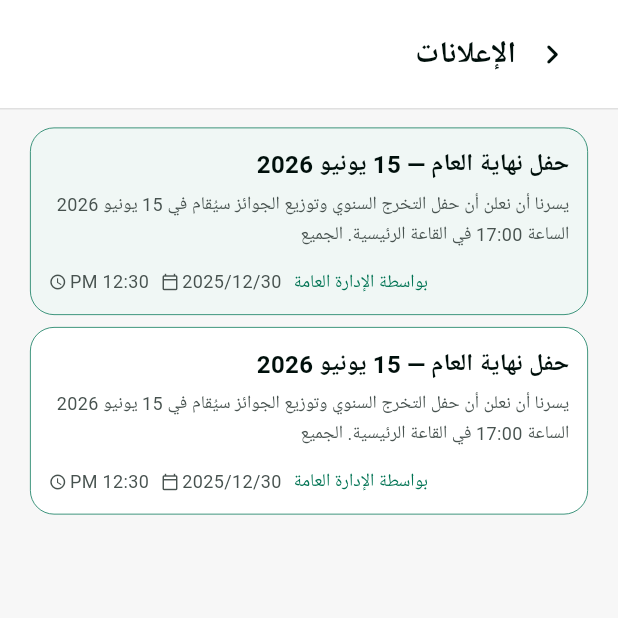
After one commit to alsakniahmad51/school_app, a Flutter app: the AdsPage screen opened directly, on a phone screen of 412 x 824 dp, the top half of it. The commit adds this screen. Run offline on Flutter 3.47's test engine with Material 3 defaults, Android fonts, the phone set to English and light mode, and no system bars; our stand-ins replace dio, flutter_bloc, flutter_lucide, flutter_svg, get_it, phosphor_flutter.

Commit message:
finished ads page

```diff
--- /dev/null
+++ b/lib/features/ads/presentation/pages/ads_page.dart
@@ -0,0 +1,110 @@
+import 'package:flutter/material.dart';
+
+import '../widgets/announcement_card.dart';
+
+class AdsPage extends StatelessWidget {
+  const AdsPage({super.key});
+
+  static const List<AnnouncementCardData> _mockAnnouncements = [
+    AnnouncementCardData(
+      title: 'حفل نهاية العام — 15 يونيو 2026',
+      description:
+          'يسرنا أن نعلن أن حفل التخرج السنوي وتوزيع الجوائز سيُقام في 15 يونيو 2026 الساعة 17:00 في القاعة الرئيسية. الجميع',
+      date: '2025/12/30',
+      time: '12:30 PM',
+      author: 'بواسطة الإدارة العامة',
+      isUnread: true,
+    ),
+    AnnouncementCardData(
+      title: 'حفل نهاية العام — 15 يونيو 2026',
+      description:
+          'يسرنا أن نعلن أن حفل التخرج السنوي وتوزيع الجوائز سيُقام في 15 يونيو 2026 الساعة 17:00 في القاعة الرئيسية. الجميع',
+      date: '2025/12/30',
+      time: '12:30 PM',
+      author: 'بواسطة الإدارة العامة',
+      isUnread: false,
+    ),
+  ];
+
+  @override
+  Widget build(BuildContext context) {
+    return Directionality(
+      textDirection: TextDirection.rtl,
+      child: Scaffold(
+        backgroundColor: const Color(0xFFF7F7F7),
+        body: SafeArea(
+          child: Center(
+            child: ConstrainedBox(
+              constraints: const BoxConstraints(maxWidth: 412),
+              child: Container(
+                width: 412,
+                height: MediaQuery.of(context).size.height,
+                color: const Color(0xFFF7F7F7),
+                child: Column(
+                  children: [
+                    const _AdsHeader(),
+                    Expanded(
+                      child: ListView.separated(
+                        padding: const EdgeInsets.fromLTRB(20, 12, 20, 20),
+                        itemCount: _mockAnnouncements.length,
+                        separatorBuilder: (_, __) => const SizedBox(height: 8),
+                        itemBuilder: (context, index) {
+                          return AnnouncementCard(
+                            data: _mockAnnouncements[index],
+                          );
+                        },
+                      ),
+                    ),
+                  ],
+                ),
+              ),
+            ),
+          ),
+        ),
+      ),
+    );
+  }
+}
+
+class _AdsHeader extends StatelessWidget {
+  const _AdsHeader();
+
+  @override
+  Widget build(BuildContext context) {
+    return Container(
+      width: double.infinity,
+      padding: const EdgeInsets.symmetric(horizontal: 20, vertical: 12),
+      decoration: const BoxDecoration(
+        color: Colors.white,
+        border: Border(bottom: BorderSide(color: Color(0xFFE0E0E0), width: 1)),
+      ),
+      child: Row(
+        textDirection: TextDirection.rtl,
+        children: [
+          IconButton(
+            onPressed: () {
+              Navigator.of(context).maybePop();
+            },
+            icon: const Icon(Icons.chevron_left_rounded, size: 26),
+            padding: EdgeInsets.zero,
+            constraints: const BoxConstraints.tightFor(width: 32, height: 32),
+            splashRadius: 20,
+            color: const Color(0xFF000F0B),
+          ),
+          const Expanded(
+            child: Text(
+              'الإعلانات',
+              textAlign: TextAlign.right,
+              style: TextStyle(
+                fontSize: 20,
+                fontWeight: FontWeight.w700,
+                color: Color(0xFF000F0B),
+                height: 1.6,
+              ),
+            ),
+          ),
+        ],
+      ),
+    );
+  }
+}
--- /dev/null
+++ b/lib/features/ads/presentation/widgets/announcement_card.dart
@@ -0,0 +1,148 @@
+import 'package:flutter/material.dart';
+
+class AnnouncementCardData {
+  final String title;
+  final String description;
+  final String date;
+  final String time;
+  final String author;
+  final bool isUnread;
+
+  const AnnouncementCardData({
+    required this.title,
+    required this.description,
+    required this.date,
+    required this.time,
+    required this.author,
+    required this.isUnread,
+  });
+}
+
+class AnnouncementCard extends StatelessWidget {
+  final AnnouncementCardData data;
+
+  const AnnouncementCard({super.key, required this.data});
+
+  @override
+  Widget build(BuildContext context) {
+    final backgroundColor = data.isUnread
+        ? const Color(0xFFF0F7F5)
+        : Colors.white;
+
+    return Container(
+      width: double.infinity,
+      padding: const EdgeInsets.all(12),
+      decoration: BoxDecoration(
+        color: backgroundColor,
+        border: Border.all(color: const Color(0xFF007353), width: 0.5),
+        borderRadius: BorderRadius.circular(16),
+      ),
+      child: Column(
+        crossAxisAlignment: CrossAxisAlignment.start,
+        children: [
+          Text(
+            data.title,
+            textDirection: TextDirection.rtl,
+            textAlign: TextAlign.right,
+            maxLines: 2,
+            overflow: TextOverflow.ellipsis,
+            style: const TextStyle(
+              fontSize: 16,
+              fontWeight: FontWeight.w600,
+              color: Color(0xFF000F0B),
+              height: 1.5,
+            ),
+          ),
+          const SizedBox(height: 4),
+          Text(
+            data.description,
+            textDirection: TextDirection.rtl,
+            textAlign: TextAlign.right,
+            maxLines: 2,
+            overflow: TextOverflow.ellipsis,
+            style: const TextStyle(
+              fontSize: 12,
+              fontWeight: FontWeight.w400,
+              color: Color(0xFF47524F),
+              height: 1.6,
+            ),
+          ),
+          const SizedBox(height: 12),
+          Row(
+            textDirection: TextDirection.rtl,
+            mainAxisAlignment: MainAxisAlignment.end,
+            children: [
+              _MetaItem(
+                label: data.author,
+                icon: null,
+                labelColor: const Color(0xFF007353),
+                textStyle: const TextStyle(
+                  fontSize: 12,
+                  fontWeight: FontWeight.w400,
+                  color: Color(0xFF007353),
+                  height: 1.5,
+                ),
+              ),
+              const SizedBox(width: 8),
+              _MetaItem(
+                label: data.date,
+                icon: Icons.calendar_today_outlined,
+                labelColor: const Color(0xFF47524F),
+                textStyle: const TextStyle(
+                  fontSize: 12,
+                  fontWeight: FontWeight.w400,
+                  color: Color(0xFF47524F),
+                  height: 1.5,
+                ),
+              ),
+              const SizedBox(width: 8),
+              _MetaItem(
+                label: data.time,
+                icon: Icons.access_time_outlined,
+                labelColor: const Color(0xFF47524F),
+                textStyle: const TextStyle(
+                  fontSize: 12,
+                  fontWeight: FontWeight.w400,
+                  color: Color(0xFF47524F),
+                  height: 1.5,
+                ),
+              ),
+            ],
+          ),
+        ],
+      ),
+    );
+  }
+}
+
+class _MetaItem extends StatelessWidget {
+  final String label;
+  final IconData? icon;
+  final Color labelColor;
+  final TextStyle textStyle;
+
+  const _MetaItem({
+    required this.label,
+    required this.icon,
+    required this.labelColor,
+    required this.textStyle,
+  });
+
+  @override
+  Widget build(BuildContext context) {
+    final children = <Widget>[
+      Text(label, textDirection: TextDirection.rtl, style: textStyle),
+    ];
+
+    if (icon != null) {
+      children.add(const SizedBox(width: 2));
+      children.add(Icon(icon, size: 12, color: labelColor));
+    }
+
+    return Row(
+      mainAxisSize: MainAxisSize.min,
+      textDirection: TextDirection.rtl,
+      children: children,
+    );
+  }
+}
--- a/lib/features/home/presentation/widgets/home_header.dart
+++ b/lib/features/home/presentation/widgets/home_header.dart
@@ -1,4 +1,6 @@
 import 'package:flutter/material.dart';
+import 'package:school_app/core/functions/navigation.dart';
+import 'package:school_app/features/ads/presentation/pages/ads_page.dart';
 
 class HomeHeader extends StatelessWidget {
   const HomeHeader({super.key});
@@ -86,7 +88,11 @@ class _NotificationIcon extends StatelessWidget {
 
   @override
   Widget build(BuildContext context) {
-    return Stack(
+    return GestureDetector(
+      onTap: () {
+        context.navigationWithFade(AdsPage());
+      },
+      child: Stack(
         clipBehavior: Clip.none,
         children: [
           Container(
@@ -124,6 +130,7 @@ class _NotificationIcon extends StatelessWidget {
             ),
           ),
         ],
+      ),
     );
   }
 }
```
Lines whose indentation alone changed are shown as unchanged.
